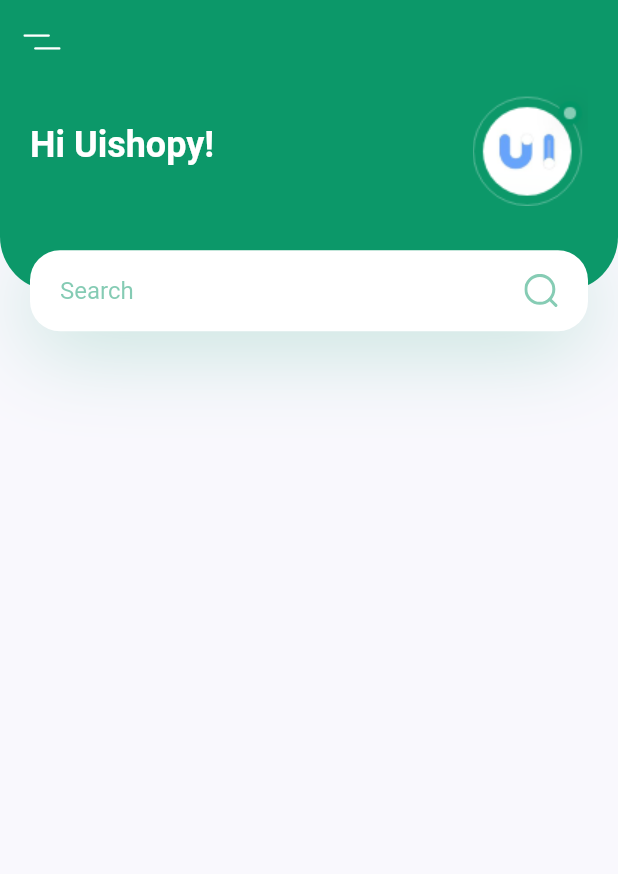
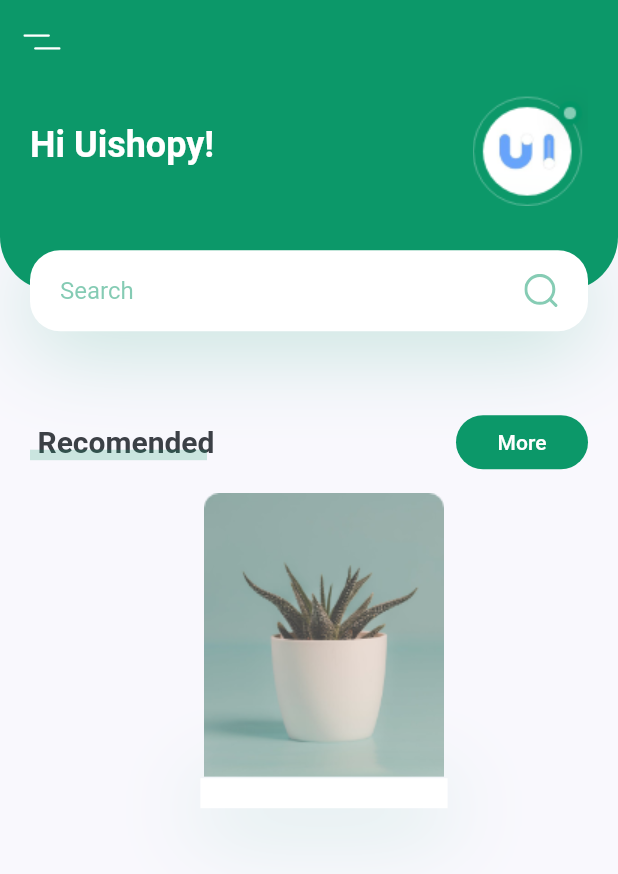
Before and after one commit to antoniokot/plant-app, a Flutter app: the screen it shows after launch, on a phone screen of 412 x 824 dp. Shown: the top 874 px of the screen. Run offline on Flutter 3.47's test engine with Material 2 defaults, Android fonts, the phone set to English and light mode, and no system bars; our stand-ins replace flutter_svg.

Commit message:
update body.dart

```diff
--- a/plant_app/lib/screens/home/components/body.dart
+++ b/plant_app/lib/screens/home/components/body.dart
@@ -2,6 +2,9 @@ import 'package:flutter/cupertino.dart';
 import 'package:plant_app/constants.dart';
 import 'package:flutter/material.dart';
 import 'package:flutter_svg/flutter_svg.dart';
+
+import 'header_with_searchbox.dart';
+import 'title_with_more_btn.dart';
 
 class Body extends StatelessWidget {
 
@@ -13,92 +16,35 @@ class Body extends StatelessWidget {
       child: Column(
         children: <Widget>[
           HeaderWithSearchBox(size: size),
+          TitleWithMoreBtn(title: "Recomended", press: () {}),
+          Container(
+            margin: EdgeInsets.only(
+              left: kDefaultPadding,
+              top: kDefaultPadding / 2,
+              bottom: kDefaultPadding * 2.5
+            ),
+            width: size.width * 0.4,
+            child: Column(
+              children: <Widget> [
+                Image.asset("assets/images/image_1.png"),
+                Container(
+                  padding: EdgeInsets.all(kDefaultPadding / 2),
+                  decoration: BoxDecoration(
+                    color: Colors.white,
+                    boxShadow: [
+                      BoxShadow(
+                        offset: Offset(0, 10),
+                        blurRadius: 50,
+                        color: kPrimaryColor.withOpacity(0.23),
+                      )
+                    ]
+                  )
+                )
+              ],
+            )
+          )
         ],
       ),
     );
   }
 }
-
-class HeaderWithSearchBox extends StatelessWidget {
-  const HeaderWithSearchBox({
-    Key key,
-    @required this.size,
-  }) : super(key: key);
-
-  final Size size;
-
-  @override
-  Widget build(BuildContext context) {
-    return Container(
-      height: size.height * 0.2,
-      child: Stack(
-        children: <Widget>[
-          Container(
-            padding: EdgeInsets.only(
-              left: kDefaultPadding,
-              right: kDefaultPadding,
-              bottom: 36 + kDefaultPadding,
-            ),
-            height: size.height * 0.2 - 27,
-            decoration: BoxDecoration(
-              color: kPrimaryColor,
-              borderRadius: BorderRadius.only(
-                bottomLeft: Radius.circular(36),
-                bottomRight: Radius.circular(36),
-              ),
-            ),
-            child: Row(
-              children: <Widget>[
-                Text('Hi Uishopy!', style: Theme.of(context).textTheme.headline5.copyWith(
-                  color: Colors.white, fontWeight: FontWeight.bold)
-                ),
-                Spacer(),
-                Image.asset("assets/images/logo.png"),
-              ]
-            )
-          ),
-          Positioned(
-            bottom: 0,
-            left: 0,
-            right: 0,
-            child: Container(
-              alignment: Alignment.center,
-              margin: EdgeInsets.symmetric(horizontal: kDefaultPadding),
-              padding: EdgeInsets.symmetric(horizontal: kDefaultPadding),
-              height: 54,
-              decoration: BoxDecoration(
-                color: Colors.white,
-                borderRadius: BorderRadius.circular(20),
-                boxShadow: [
-                  BoxShadow(
-                    offset: Offset(0, 10),
-                    blurRadius: 50,
-                    color:kPrimaryColor.withOpacity(0.23),
-                  ),
-                ],
-              ),
-              child: Row(
-                children: <Widget> [
-                  Expanded(
-                    child: TextField(
-                      onChanged: (value) {},
-                      decoration: InputDecoration(
-                        hintText: "Search",
-                        hintStyle: TextStyle(color: kPrimaryColor.withOpacity(0.5),
-                        ),
-                        enabledBorder: InputBorder.none,
-                        focusedBorder: InputBorder.none,
-                        //suffixIcon: SvgPicture.asset("assets/icons/search.svg")
-                      )
-                    ),
-                  ),
-                  SvgPicture.asset("assets/icons/search.svg"),
-                ],
-              ),
-            ),
-          ),
-        ],
-      ),
-    );
-  }
-}
--- /dev/null
+++ b/plant_app/lib/screens/home/components/header_with_searchbox.dart
@@ -0,0 +1,90 @@
+import 'package:flutter/cupertino.dart';
+import 'package:plant_app/constants.dart';
+import 'package:flutter/material.dart';
+import 'package:flutter_svg/flutter_svg.dart';
+
+class HeaderWithSearchBox extends StatelessWidget {
+  const HeaderWithSearchBox({
+    Key key,
+    @required this.size,
+  }) : super(key: key);
+
+  final Size size;
+
+  @override
+  Widget build(BuildContext context) {
+    return Container(
+      margin: EdgeInsets.only(bottom: kDefaultPadding * 2.5),
+
+      height: size.height * 0.2,
+      child: Stack(
+        children: <Widget>[
+          Container(
+            padding: EdgeInsets.only(
+              left: kDefaultPadding,
+              right: kDefaultPadding,
+              bottom: 36 + kDefaultPadding,
+            ),
+            height: size.height * 0.2 - 27,
+            decoration: BoxDecoration(
+              color: kPrimaryColor,
+              borderRadius: BorderRadius.only(
+                bottomLeft: Radius.circular(36),
+                bottomRight: Radius.circular(36),
+              ),
+            ),
+            child: Row(
+              children: <Widget>[
+                Text('Hi Uishopy!', style: Theme.of(context).textTheme.headline5.copyWith(
+                  color: Colors.white, fontWeight: FontWeight.bold)
+                ),
+                Spacer(),
+                Image.asset("assets/images/logo.png"),
+              ]
+            )
+          ),
+          Positioned(
+            bottom: 0,
+            left: 0,
+            right: 0,
+            child: Container(
+              alignment: Alignment.center,
+              margin: EdgeInsets.symmetric(horizontal: kDefaultPadding),
+              padding: EdgeInsets.symmetric(horizontal: kDefaultPadding),
+              height: 54,
+              decoration: BoxDecoration(
+                color: Colors.white,
+                borderRadius: BorderRadius.circular(20),
+                boxShadow: [
+                  BoxShadow(
+                    offset: Offset(0, 10),
+                    blurRadius: 50,
+                    color:kPrimaryColor.withOpacity(0.23),
+                  ),
+                ],
+              ),
+              child: Row(
+                children: <Widget> [
+                  Expanded(
+                    child: TextField(
+                      onChanged: (value) {},
+                      decoration: InputDecoration(
+                        hintText: "Search",
+                        hintStyle: TextStyle(color: kPrimaryColor.withOpacity(0.5),
+                        ),
+                        enabledBorder: InputBorder.none,
+                        focusedBorder: InputBorder.none,
+                        //suffixIcon: SvgPicture.asset("assets/icons/search.svg")
+                      )
+                    ),
+                  ),
+                  SvgPicture.asset("assets/icons/search.svg"),
+                ],
+              ),
+            ),
+          ),
+        ],
+      ),
+    );
+  }
+}
--- /dev/null
+++ b/plant_app/lib/screens/home/components/title_with_more_btn.dart
@@ -0,0 +1,76 @@
+import 'package:flutter/cupertino.dart';
+import 'package:plant_app/constants.dart';
+import 'package:flutter/material.dart';
+import 'package:flutter_svg/flutter_svg.dart';
+
+class TitleWithMoreBtn extends StatelessWidget {
+  const TitleWithMoreBtn({
+    Key key,
+    this.title,
+    this.press,
+  }) : super(key: key);
+
+  final String title;
+  final Function press;
+
+  @override
+  Widget build(BuildContext context) {
+    return Padding(
+      padding: const EdgeInsets.symmetric(horizontal: kDefaultPadding),
+      child: Row(
+        children: [
+          TitleWithCustomUnderline(text: title),
+          Spacer(),
+          FlatButton(
+            shape:  RoundedRectangleBorder(
+              borderRadius: BorderRadius.circular(20)
+            ),
+            color: kPrimaryColor,
+            onPressed: press,
+            child: Text(
+              "More",
+              style: TextStyle(color: Colors.white),
+            ),
+          )
+        ],
+      ),
+    );
+  }
+}
+
+class TitleWithCustomUnderline extends StatelessWidget {
+  const TitleWithCustomUnderline({
+    Key key,
+    this.text,
+  }) : super(key: key);
+
+  final String text;
+
+  @override
+  Widget build(BuildContext context) {
+    return Container(
+      height: 24,
+      child: Stack(
+        children: <Widget>[
+          Padding(
+            padding: const EdgeInsets.only(left: kDefaultPadding / 4),
+            child: Text(
+              text,
+              style: TextStyle(fontSize: 20, fontWeight: FontWeight.bold),
+            ),
+          ),
+          Positioned(
+            bottom: 0,
+            left: 0,
+            right: 0,
+            child: Container(
+              margin: EdgeInsets.only(right: kDefaultPadding / 4),
+              height: 7,
+              color: kPrimaryColor.withOpacity(0.2),
+            ),
+          ),
+        ],
+      ),
+    );
+  }
+}
```
